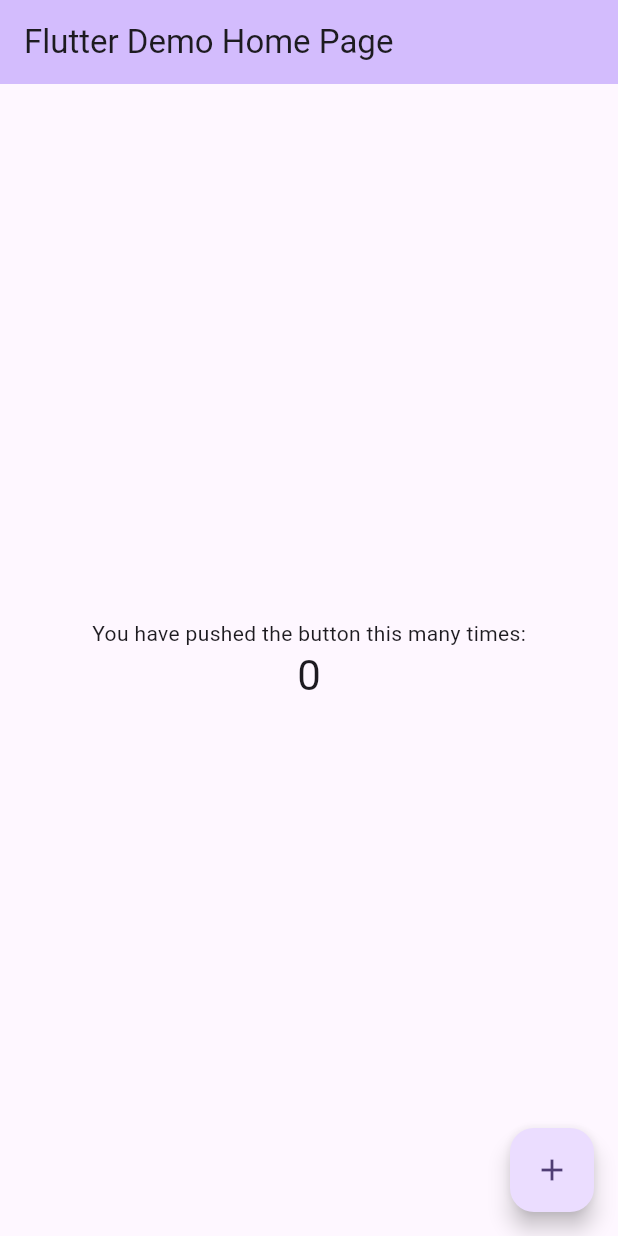
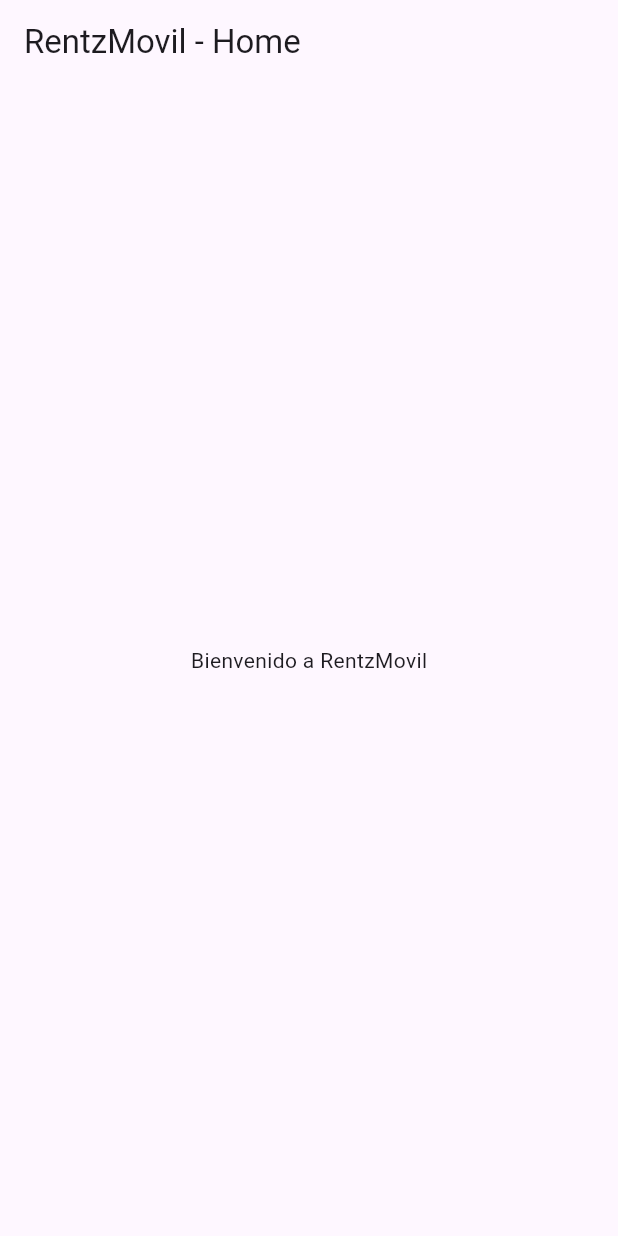
Before and after one commit to deisylop21/RentzMovil, a Flutter app: the screen it shows after launch, on a phone screen of 412 x 824 dp. Run offline on Flutter 3.47's test engine with Material 3 defaults, Android fonts, the phone set to English and light mode, and no system bars.

Commit message:
Modulación del proyecto

```diff
--- a/src/lib/main.dart
+++ b/src/lib/main.dart
@@ -1,125 +1,20 @@
+// lib/main.dart
 import 'package:flutter/material.dart';
+import 'pages/home/HomePage.dart'; // Importa la pantalla de inicio desde la nueva ubicación
 
 void main() {
-  runApp(const MyApp());
+  runApp(MyApp());
 }
 
 class MyApp extends StatelessWidget {
-  const MyApp({super.key});
-
-  // This widget is the root of your application.
   @override
   Widget build(BuildContext context) {
     return MaterialApp(
-      title: 'Flutter Demo',
+      title: 'RentzMovil',
       theme: ThemeData(
-        // This is the theme of your application.
-        //
-        // TRY THIS: Try running your application with "flutter run". You'll see
-        // the application has a purple toolbar. Then, without quitting the app,
-        // try changing the seedColor in the colorScheme below to Colors.green
-        // and then invoke "hot reload" (save your changes or press the "hot
-        // reload" button in a Flutter-supported IDE, or press "r" if you used
-        // the command line to start the app).
-        //
-        // Notice that the counter didn't reset back to zero; the application
-        // state is not lost during the reload. To reset the state, use hot
-        // restart instead.
-        //
-        // This works for code too, not just values: Most code changes can be
-        // tested with just a hot reload.
-        colorScheme: ColorScheme.fromSeed(seedColor: Colors.deepPurple),
-        useMaterial3: true,
+        primarySwatch: Colors.blue,
       ),
-      home: const MyHomePage(title: 'Flutter Demo Home Page'),
+      home: HomePage(), // Usa HomePage como la pantalla principal
     );
   }
 }
-
-class MyHomePage extends StatefulWidget {
-  const MyHomePage({super.key, required this.title});
-
-  // This widget is the home page of your application. It is stateful, meaning
-  // that it has a State object (defined below) that contains fields that affect
-  // how it looks.
-
-  // This class is the configuration for the state. It holds the values (in this
-  // case the title) provided by the parent (in this case the App widget) and
-  // used by the build method of the State. Fields in a Widget subclass are
-  // always marked "final".
-
-  final String title;
-
-  @override
-  State<MyHomePage> createState() => _MyHomePageState();
-}
-
-class _MyHomePageState extends State<MyHomePage> {
-  int _counter = 0;
-
-  void _incrementCounter() {
-    setState(() {
-      // This call to setState tells the Flutter framework that something has
-      // changed in this State, which causes it to rerun the build method below
-      // so that the display can reflect the updated values. If we changed
-      // _counter without calling setState(), then the build method would not be
-      // called again, and so nothing would appear to happen.
-      _counter++;
-    });
-  }
-
-  @override
-  Widget build(BuildContext context) {
-    // This method is rerun every time setState is called, for instance as done
-    // by the _incrementCounter method above.
-    //
-    // The Flutter framework has been optimized to make rerunning build methods
-    // fast, so that you can just rebuild anything that needs updating rather
-    // than having to individually change instances of widgets.
-    return Scaffold(
-      appBar: AppBar(
-        // TRY THIS: Try changing the color here to a specific color (to
-        // Colors.amber, perhaps?) and trigger a hot reload to see the AppBar
-        // change color while the other colors stay the same.
-        backgroundColor: Theme.of(context).colorScheme.inversePrimary,
-        // Here we take the value from the MyHomePage object that was created by
-        // the App.build method, and use it to set our appbar title.
-        title: Text(widget.title),
-      ),
-      body: Center(
-        // Center is a layout widget. It takes a single child and positions it
-        // in the middle of the parent.
-        child: Column(
-          // Column is also a layout widget. It takes a list of children and
-          // arranges them vertically. By default, it sizes itself to fit its
-          // children horizontally, and tries to be as tall as its parent.
-          //
-          // Column has various properties to control how it sizes itself and
-          // how it positions its children. Here we use mainAxisAlignment to
-          // center the children vertically; the main axis here is the vertical
-          // axis because Columns are vertical (the cross axis would be
-          // horizontal).
-          //
-          // TRY THIS: Invoke "debug painting" (choose the "Toggle Debug Paint"
-          // action in the IDE, or press "p" in the console), to see the
-          // wireframe for each widget.
-          mainAxisAlignment: MainAxisAlignment.center,
-          children: <Widget>[
-            const Text(
-              'You have pushed the button this many times:',
-            ),
-            Text(
-              '$_counter',
-              style: Theme.of(context).textTheme.headlineMedium,
-            ),
-          ],
-        ),
-      ),
-      floatingActionButton: FloatingActionButton(
-        onPressed: _incrementCounter,
-        tooltip: 'Increment',
-        child: const Icon(Icons.add),
-      ), // This trailing comma makes auto-formatting nicer for build methods.
-    );
-  }
-}
--- /dev/null
+++ b/src/lib/pages/home/HomePage.dart
@@ -0,0 +1,16 @@
+// lib/pages/home/HomePage.dart
+import 'package:flutter/material.dart';
+
+class HomePage extends StatelessWidget {
+  @override
+  Widget build(BuildContext context) {
+    return Scaffold(
+      appBar: AppBar(
+        title: Text('RentzMovil - Home'),
+      ),
+      body: Center(
+        child: Text('Bienvenido a RentzMovil'),
+      ),
+    );
+  }
+}
--- /dev/null
+++ b/src/lib/pages/home/services/HomeServices.dart
@@ -0,0 +1,13 @@
+// lib/home/services/HomeServices.dart
+class HomeServices {
+  // Ejemplo de un método para obtener datos
+  Future<List<String>> fetchHomeData() async {
+    // Simulación de una llamada a una API o base de datos
+    await Future.delayed(Duration(seconds: 2)); // Simula una demora
+    return [
+      'Item 1',
+      'Item 2',
+      'Item 3',
+    ];
+  }
+}
```
Also changed, not shown: src/pubspec.yaml (+16 -72 lines), src/pubspec.lock.
